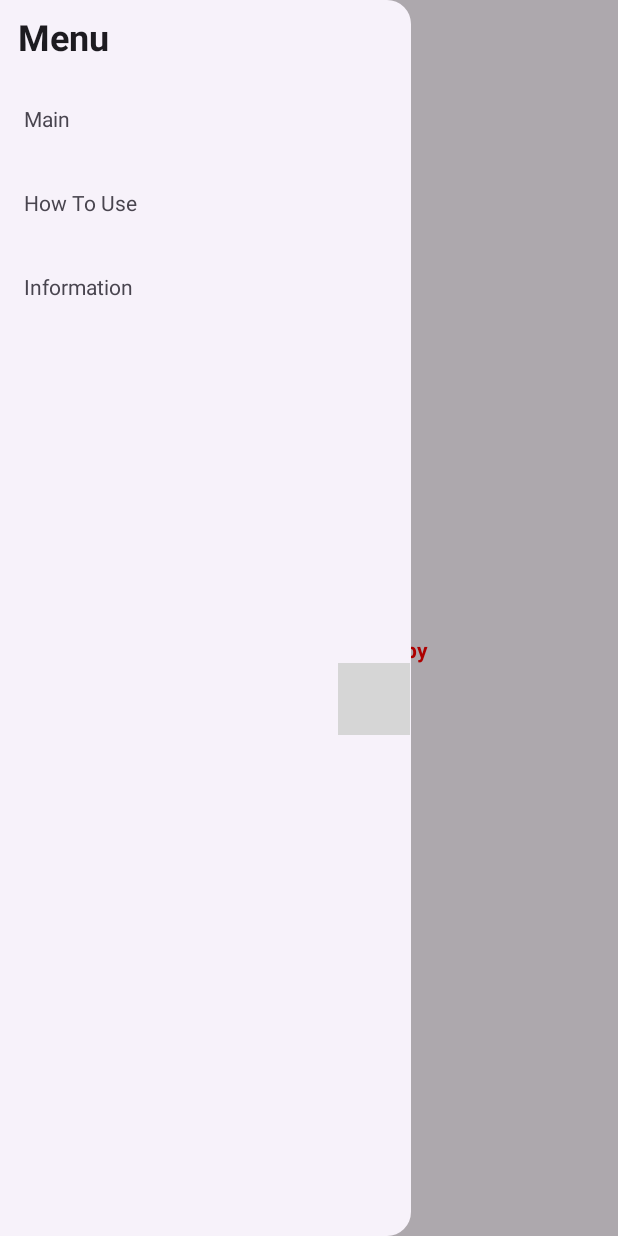
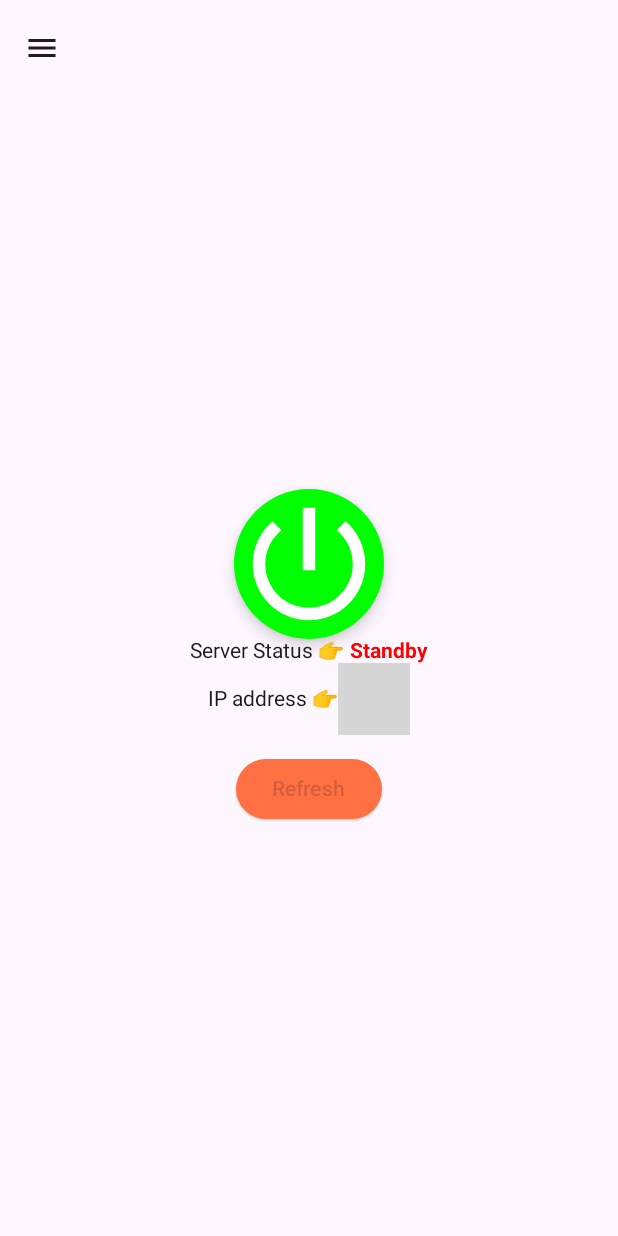
Before and after one commit to Kate941-su/EasyTransferAndroid, an Android app built with Jetpack Compose: the @Preview function MainScreenPreview, on a phone screen of 412 x 824 dp. Run offline under Robolectric (Android 15) with nearby library versions, the phone set to English and light mode, and no system bars; our stand-ins replace Timber; libraries missing offline, so code that uses them is left out: kotlinx.css, kotlinx.css.label; 1 statement that could not run was skipped; grey boxes are pictures that could not be loaded.

Commit message:
chore: ui adjustment

```diff
--- a/app/src/main/java/com/kaitokitaya/easytransfer/howToUseScreen/HowToUseScreen.kt
+++ b/app/src/main/java/com/kaitokitaya/easytransfer/howToUseScreen/HowToUseScreen.kt
@@ -4,14 +4,15 @@ import androidx.compose.runtime.Composable
 import androidx.compose.ui.tooling.preview.Preview
 import com.kaitokitaya.easytransfer.component.WebViewPage
 import com.kaitokitaya.easytransfer.originalType.VoidCallback
+import com.kaitokitaya.easytransfer.router.AppRouter
 
 @Composable
 fun HowToUseScreen(url: String, onTapBackToMain: VoidCallback) {
-    WebViewPage(url = url, onTapBackArrow = onTapBackToMain)
+    WebViewPage(url = url, title = AppRouter.HowToUseRouter.name, onTapBackArrow = onTapBackToMain)
 }
 
 @Preview(showSystemUi = true)
 @Composable
 fun HowToUseScreenPreview() {
-    WebViewPage(url = "", onTapBackArrow = {})
+    WebViewPage(url = "", title = AppRouter.HowToUseRouter.name, onTapBackArrow = {})
 }
--- a/app/src/main/java/com/kaitokitaya/easytransfer/informationScreen/InformationScreen.kt
+++ b/app/src/main/java/com/kaitokitaya/easytransfer/informationScreen/InformationScreen.kt
@@ -70,7 +70,7 @@ fun InformationPage(
                 icon = { Icon(imageVector = Icons.Default.Email, contentDescription = "contact") },
                 title = "Contact",
                 subTitle = email,
-                onTapCard = { context.sendEmail(to = email, subject = "inquiry") }
+                onTapCard = { context.sendEmail(to = email, subject = "inquiry: ") }
             )
             InformationCard(
                 icon = {
--- a/app/src/main/java/com/kaitokitaya/easytransfer/mainScreen/MainScreen.kt
+++ b/app/src/main/java/com/kaitokitaya/easytransfer/mainScreen/MainScreen.kt
@@ -24,6 +24,7 @@ import androidx.compose.material3.ExperimentalMaterial3Api
 import androidx.compose.material3.FloatingActionButton
 import androidx.compose.material3.Icon
 import androidx.compose.material3.IconButton
+import androidx.compose.material3.MaterialTheme
 import androidx.compose.material3.ModalDrawerSheet
 import androidx.compose.material3.ModalNavigationDrawer
 import androidx.compose.material3.NavigationDrawerItem
@@ -39,6 +40,7 @@ import androidx.compose.runtime.getValue
 import androidx.compose.runtime.rememberCoroutineScope
 import androidx.compose.ui.Alignment
 import androidx.compose.ui.Modifier
+import androidx.compose.ui.draw.alpha
 import androidx.compose.ui.graphics.Color
 import androidx.compose.ui.graphics.vector.ImageVector
 import androidx.compose.ui.platform.LocalConfiguration
@@ -92,6 +94,7 @@ fun MainScreen(
         animatedColor = animatedColor,
         drawerState = drawerState,
         scope = scope,
+        isNeedRefresh = isNeedRefresh.value,
         onTapRefresh = {
             viewModel.onRefresh()
         },
@@ -117,6 +120,7 @@ fun MainPage(
     animatedColor: Color,
     drawerState: DrawerState,
     scope: CoroutineScope,
+    isNeedRefresh: Boolean,
     onTapRefresh: VoidCallback,
     onTapPowerButton: VoidCallback,
     onTapHowToUse: VoidCallback,
@@ -212,7 +216,11 @@ fun MainPage(
                             colors = ButtonDefaults.buttonColors(animatedColor),
                             modifier = Modifier.padding(12.dp)
                         ) {
-                            Text(text = "Refresh")
+                            Text(
+                                text = "Refresh",
+                                color = MaterialTheme.colorScheme.onBackground,
+                                modifier = if (isNeedRefresh) Modifier.alpha(1.0F) else Modifier.alpha(.2F)
+                            )
                         }
                     }
                 }
@@ -229,8 +237,10 @@ fun MainScreenPreview() {
         ipAddress = "192.168.1.22:",
         serverStatus = ServerStatus.Standby,
         animatedColor = Color(0xFFFF7043),
-        drawerState = DrawerState(initialValue = DrawerValue.Open),
+//        drawerState = DrawerState(initialValue = DrawerValue.Open),
+        drawerState = DrawerState(initialValue = DrawerValue.Closed),
         scope = scope,
+        isNeedRefresh = false,
         onTapRefresh = {},
         onTapPowerButton = {},
         onTapHowToUse = {},
```
Also changed, not shown: app/src/main/java/com/kaitokitaya/easytransfer/component/InformationCard.kt (+9 -6 lines), app/src/main/java/com/kaitokitaya/easytransfer/component/WebViewPage.kt (+6 -4 lines).
